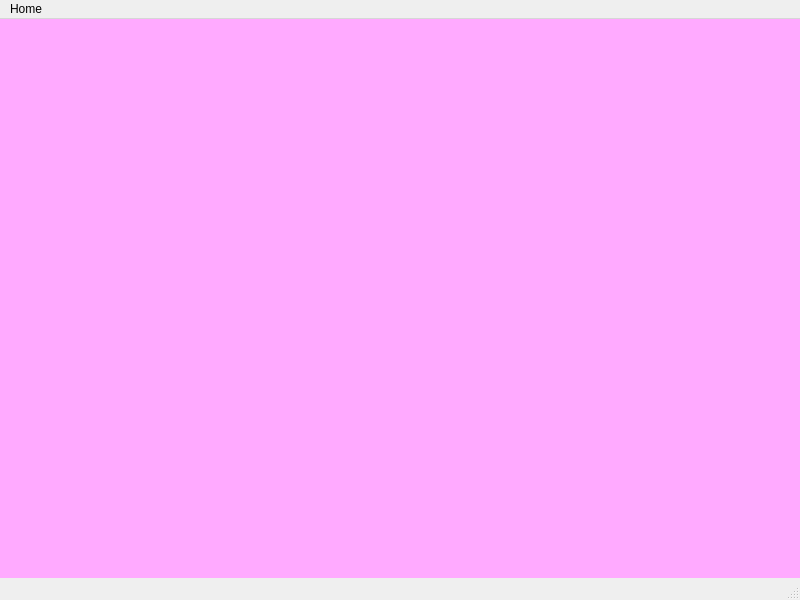
This is rsrc/UI/budget.ui in Winkelmann17/BudgetTool-Python as Qt 5 draws it before an edit. The edited form follows.
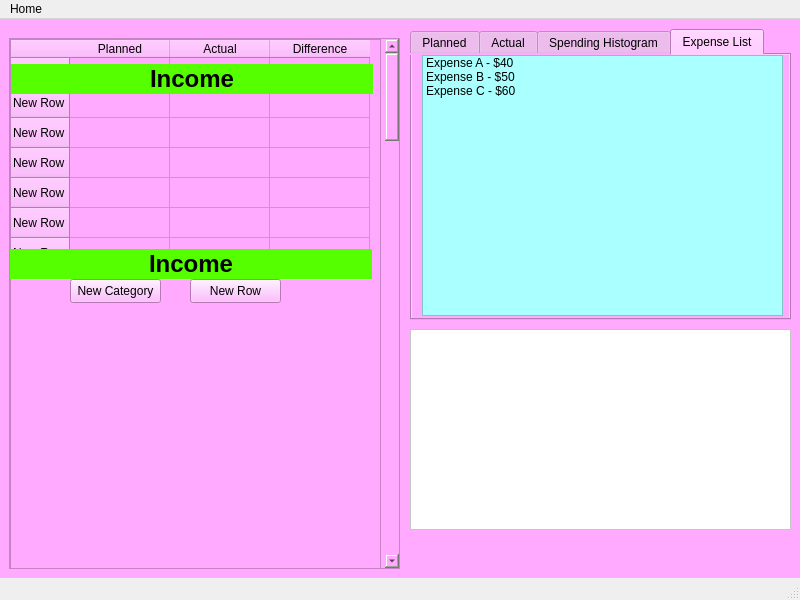
This is the edited form.

```diff
--- a/rsrc/UI/budget.ui
+++ b/rsrc/UI/budget.ui
@@ -17,6 +17,238 @@
    <property name="styleSheet">
     <string notr="true">background-color: rgb(255, 170, 255);</string>
    </property>
+   <widget class="QScrollArea" name="scrollArea">
+    <property name="geometry">
+     <rect>
+      <x>9</x>
+      <y>19</y>
+      <width>391</width>
+      <height>531</height>
+     </rect>
+    </property>
+    <property name="widgetResizable">
+     <bool>true</bool>
+    </property>
+    <widget class="QWidget" name="scrollAreaWidgetContents">
+     <property name="geometry">
+      <rect>
+       <x>0</x>
+       <y>0</y>
+       <width>372</width>
+       <height>3000</height>
+      </rect>
+     </property>
+     <property name="minimumSize">
+      <size>
+       <width>0</width>
+       <height>3000</height>
+      </size>
+     </property>
+     <widget class="QTableWidget" name="tableWidget">
+      <property name="geometry">
+       <rect>
+        <x>0</x>
+        <y>0</y>
+        <width>371</width>
+        <height>6002</height>
+       </rect>
+      </property>
+      <property name="minimumSize">
+       <size>
+        <width>0</width>
+        <height>3000</height>
+       </size>
+      </property>
+      <row>
+       <property name="text">
+        <string>New Row</string>
+       </property>
+      </row>
+      <row>
+       <property name="text">
+        <string>New Row</string>
+       </property>
+      </row>
+      <row>
+       <property name="text">
+        <string>New Row</string>
+       </property>
+      </row>
+      <row>
+       <property name="text">
+        <string>New Row</string>
+       </property>
+      </row>
+      <row>
+       <property name="text">
+        <string>New Row</string>
+       </property>
+      </row>
+      <row>
+       <property name="text">
+        <string>New Row</string>
+       </property>
+      </row>
+      <row>
+       <property name="text">
+        <string>New Row</string>
+       </property>
+      </row>
+      <column>
+       <property name="text">
+        <string>Planned</string>
+       </property>
+      </column>
+      <column>
+       <property name="text">
+        <string>Actual</string>
+       </property>
+      </column>
+      <column>
+       <property name="text">
+        <string>Difference</string>
+       </property>
+      </column>
+     </widget>
+     <widget class="QPushButton" name="pushButton">
+      <property name="geometry">
+       <rect>
+        <x>60</x>
+        <y>240</y>
+        <width>91</width>
+        <height>24</height>
+       </rect>
+      </property>
+      <property name="text">
+       <string>New Category</string>
+      </property>
+     </widget>
+     <widget class="QLabel" name="label">
+      <property name="geometry">
+       <rect>
+        <x>1</x>
+        <y>25</y>
+        <width>362</width>
+        <height>30</height>
+       </rect>
+      </property>
+      <property name="styleSheet">
+       <string notr="true">background-color: rgb(85, 255, 0);</string>
+      </property>
+      <property name="text">
+       <string>&lt;html&gt;&lt;head/&gt;&lt;body&gt;&lt;p align=&quot;center&quot;&gt;&lt;span style=&quot; font-size:18pt; font-weight:700;&quot;&gt;Income&lt;/span&gt;&lt;/p&gt;&lt;/body&gt;&lt;/html&gt;</string>
+      </property>
+     </widget>
+     <widget class="QPushButton" name="pushButton_2">
+      <property name="geometry">
+       <rect>
+        <x>180</x>
+        <y>240</y>
+        <width>91</width>
+        <height>24</height>
+       </rect>
+      </property>
+      <property name="text">
+       <string>New Row</string>
+      </property>
+     </widget>
+     <widget class="QLabel" name="label_2">
+      <property name="geometry">
+       <rect>
+        <x>0</x>
+        <y>210</y>
+        <width>362</width>
+        <height>30</height>
+       </rect>
+      </property>
+      <property name="styleSheet">
+       <string notr="true">background-color: rgb(85, 255, 0);</string>
+      </property>
+      <property name="text">
+       <string>&lt;html&gt;&lt;head/&gt;&lt;body&gt;&lt;p align=&quot;center&quot;&gt;&lt;span style=&quot; font-size:18pt; font-weight:700;&quot;&gt;Income&lt;/span&gt;&lt;/p&gt;&lt;/body&gt;&lt;/html&gt;</string>
+      </property>
+     </widget>
+    </widget>
+   </widget>
+   <widget class="QTextEdit" name="textEdit">
+    <property name="geometry">
+     <rect>
+      <x>410</x>
+      <y>310</y>
+      <width>381</width>
+      <height>201</height>
+     </rect>
+    </property>
+    <property name="styleSheet">
+     <string notr="true">background-color: rgb(255, 255, 255);
+border-color: rgb(85, 255, 255);</string>
+    </property>
+   </widget>
+   <widget class="QTabWidget" name="tabWidget">
+    <property name="geometry">
+     <rect>
+      <x>410</x>
+      <y>10</y>
+      <width>381</width>
+      <height>291</height>
+     </rect>
+    </property>
+    <property name="styleSheet">
+     <string notr="true"/>
+    </property>
+    <property name="currentIndex">
+     <number>3</number>
+    </property>
+    <widget class="QWidget" name="tab">
+     <attribute name="title">
+      <string>Planned</string>
+     </attribute>
+    </widget>
+    <widget class="QWidget" name="tab_2">
+     <attribute name="title">
+      <string>Actual</string>
+     </attribute>
+    </widget>
+    <widget class="QWidget" name="tab_3">
+     <attribute name="title">
+      <string>Spending Histogram</string>
+     </attribute>
+    </widget>
+    <widget class="QWidget" name="tab_4">
+     <attribute name="title">
+      <string>Expense List</string>
+     </attribute>
+     <widget class="QListWidget" name="listWidget">
+      <property name="geometry">
+       <rect>
+        <x>10</x>
+        <y>0</y>
+        <width>361</width>
+        <height>261</height>
+       </rect>
+      </property>
+      <property name="styleSheet">
+       <string notr="true">background-color: rgb(170, 255, 255);
+</string>
+      </property>
+      <item>
+       <property name="text">
+        <string>Expense A - $40</string>
+       </property>
+      </item>
+      <item>
+       <property name="text">
+        <string>Expense B - $50</string>
+       </property>
+      </item>
+      <item>
+       <property name="text">
+        <string>Expense C - $60</string>
+       </property>
+      </item>
+     </widget>
+    </widget>
+   </widget>
   </widget>
   <widget class="QMenuBar" name="menubar">
    <property name="geometry">
```
